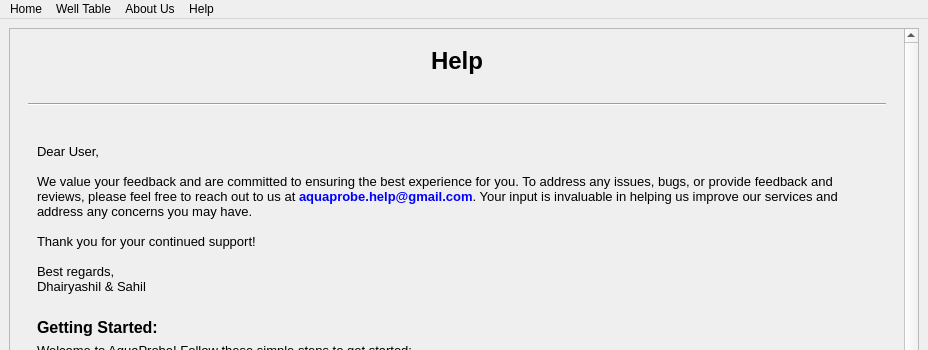
The window that help.ui (dhairyashil-G/CGWB-Desktop-App) describes before a commit, drawn with Qt 5; both pictures show x 0 to 928 and y 0 to 350 of the 928 by 600 pixel window.
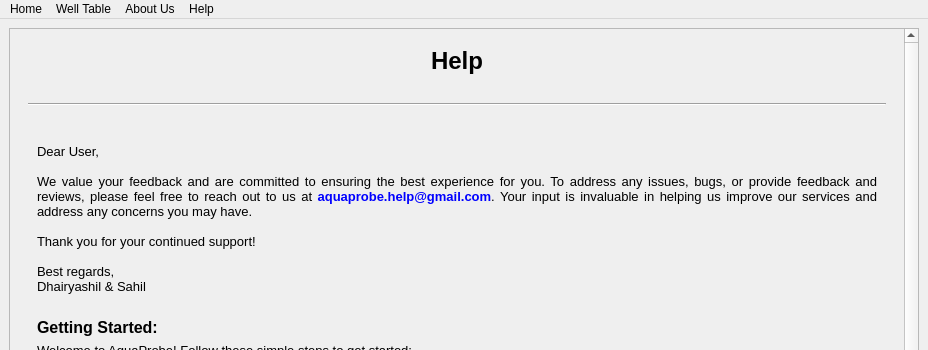
The same window after the commit. Icons and pictures are not drawn.

```diff
--- a/help.ui
+++ b/help.ui
@@ -24,7 +24,7 @@
        <property name="geometry">
         <rect>
          <x>0</x>
-         <y>0</y>
+         <y>-179</y>
          <width>891</width>
          <height>935</height>
         </rect>
@@ -152,7 +152,7 @@
               <item>
                <widget class="QLabel" name="label_4">
                 <property name="text">
-                 <string>&lt;html&gt;&lt;head/&gt;&lt;body&gt;&lt;p&gt;&lt;span style=&quot; font-size:10pt;&quot;&gt;Dear User,&lt;br/&gt;&lt;br/&gt;We value your feedback and are committed to ensuring the best experience for you. To address any issues, bugs, or provide feedback and reviews, please feel free to reach out to us at &lt;/span&gt;&lt;span style=&quot; font-size:10pt; font-weight:600; color:#0000ff;&quot;&gt;aquaprobe.help@gmail.com&lt;/span&gt;&lt;span style=&quot; font-size:10pt;&quot;&gt;. Your input is invaluable in helping us improve our services and address any concerns you may have.&lt;br/&gt;&lt;br/&gt;Thank you for your continued support!&lt;br/&gt;&lt;br/&gt;Best regards,&lt;br/&gt;Dhairyashil &amp;amp; Sahil&lt;/span&gt;&lt;/p&gt;&lt;/body&gt;&lt;/html&gt;</string>
+                 <string>&lt;html&gt;&lt;head/&gt;&lt;body&gt;&lt;p align=&quot;justify&quot;&gt;&lt;span style=&quot; font-size:10pt;&quot;&gt;Dear User,&lt;br/&gt;&lt;br/&gt;We value your feedback and are committed to ensuring the best experience for you. To address any issues, bugs, or provide feedback and reviews, please feel free to reach out to us at &lt;/span&gt;&lt;span style=&quot; font-size:10pt; font-weight:600; color:#0000ff;&quot;&gt;aquaprobe.help@gmail.com&lt;/span&gt;&lt;span style=&quot; font-size:10pt;&quot;&gt;. Your input is invaluable in helping us improve our services and address any concerns you may have.&lt;br/&gt;&lt;br/&gt;Thank you for your continued support!&lt;br/&gt;&lt;br/&gt;Best regards,&lt;br/&gt;Dhairyashil &amp;amp; Sahil&lt;/span&gt;&lt;/p&gt;&lt;/body&gt;&lt;/html&gt;</string>
                 </property>
                 <property name="wordWrap">
                  <bool>true</bool>
```
Left out of the diff: 2 changed lines with no effect on the pictures.
